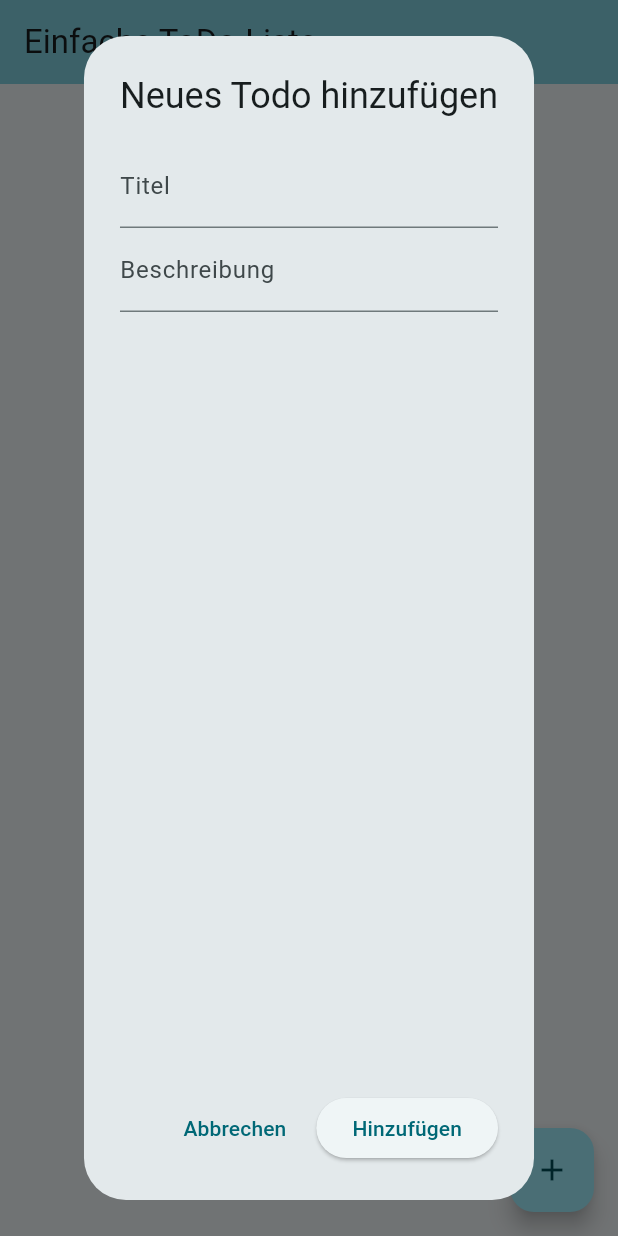
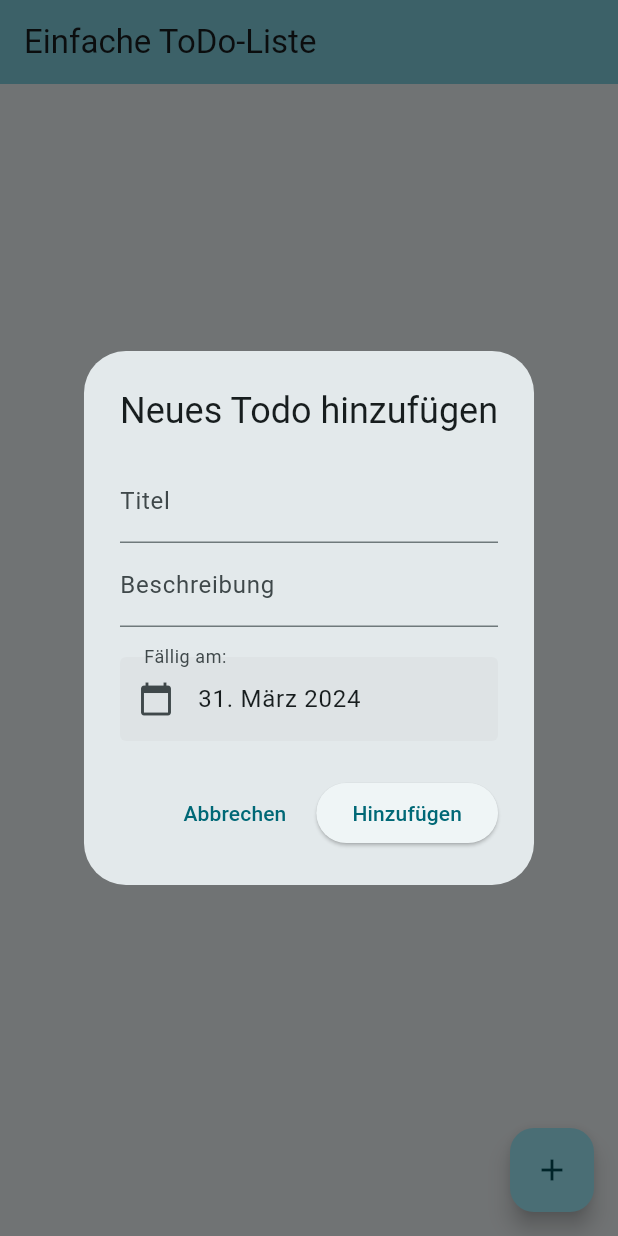
Before and after one commit to PanCave/DoMe, a Flutter app: the screen it shows after launch, after a tap on the "add" icon, on a phone screen of 412 x 824 dp. Run offline on Flutter 3.47's test engine with Material 3 defaults, Android fonts, the phone set to English and light mode, and no system bars; our stand-ins replace shared_preferences.

Commit message:
DOME-1 -  Added due dates

```diff
--- a/dome/lib/main.dart
+++ b/dome/lib/main.dart
@@ -1,5 +1,6 @@
 import 'package:flutter/material.dart';
 import 'package:dome/screens/home_screen.dart';
+import 'package:flutter_localizations/flutter_localizations.dart';
 
 void main() {
   runApp(const DoMeApp());
@@ -18,6 +19,15 @@ class DoMeApp extends StatelessWidget {
         useMaterial3: true,
       ),
       home: const HomeScreen(title: 'Einfache ToDo-Liste'),
+      localizationsDelegates: [
+        GlobalCupertinoLocalizations.delegate,
+        GlobalMaterialLocalizations.delegate,
+        GlobalWidgetsLocalizations.delegate
+      ],
+      supportedLocales: [
+        const Locale('de', '')
+      ],
+      locale: const Locale('de', '')
     );
   }
 }
--- a/dome/lib/models/todo.dart
+++ b/dome/lib/models/todo.dart
@@ -2,23 +2,27 @@ class Todo {
   String title;
   String description;
   bool isDone;
+  DateTime dueDate;
 
   Todo(
     {
       required this.title,
       required this.description,
+      required this.dueDate,
       this.isDone = false,
     }
   );
 
   Todo.fromJson(Map<String, dynamic> json)
-    : title = json['title'],
-    description = json['description'],
-    isDone = json['isDone'];
+    : title = json['title'] ?? 'Unbekannter Titel',
+    description = json['description'] ?? 'Unbekannte Beschreibung',
+    dueDate = DateTime.tryParse(json['dueDate'] ?? '') ?? DateTime.now().add(const Duration(days: 1)),
+    isDone = json['isDone'] ?? false;
 
   Map<String, dynamic> toJson() => {
     'title' : title,
     'description' : description,
+    'dueDate' : dueDate.toString(),
     'isDone' : isDone
   };
 }
--- a/dome/lib/screens/edit_todo_dialog.dart
+++ b/dome/lib/screens/edit_todo_dialog.dart
@@ -1,9 +1,12 @@
 import 'package:flutter/material.dart';
 
+import 'package:intl/intl.dart';
+
 class EditTodoDialog extends StatefulWidget {
-  final Function(String, String) onTodoEdited;
+  final Function(String, String, DateTime) onTodoEdited;
   final String editButtonText;
   String title, description;
+  DateTime dueDate;
 
   EditTodoDialog({
     Key? key,
@@ -11,13 +14,23 @@ class EditTodoDialog extends StatefulWidget {
     required this.editButtonText,
     this.title = '',
     this.description = '',
-  }) : super(key: key);
+    DateTime? dueDate,
+  }) :
+    dueDate = dueDate ?? DateTime.now().add(const Duration(days: 1)),
+    super(key: key);
 
   @override
   State<EditTodoDialog> createState() => _EditTodoDialogState();
 }
 
 class _EditTodoDialogState extends State<EditTodoDialog> {
+  TextEditingController dateController = TextEditingController();
+
+  @override
+  void initState() {
+    dateController.text = DateFormat('dd. MMMM yyyy', 'de_DE').format(widget.dueDate);;
+    super.initState();
+  }
 
   @override
   Widget build(BuildContext context)
@@ -25,6 +38,7 @@ class _EditTodoDialogState extends State<EditTodoDialog> {
     return AlertDialog(
       title: const Text('Neues Todo hinzufügen'),
       content: Column(
+        mainAxisSize: MainAxisSize.min,
         children: [
           TextField(
             decoration: const InputDecoration(labelText: 'Titel'),
@@ -42,6 +56,25 @@ class _EditTodoDialogState extends State<EditTodoDialog> {
             },
             controller: TextEditingController(text: widget.description),
           ),
+          const SizedBox(height: 20,),
+          TextField(
+            controller: dateController,
+            decoration: const InputDecoration(
+              labelText: 'Fällig am:',
+              filled: true,
+              prefixIcon: Icon(Icons.calendar_today),
+              enabledBorder: OutlineInputBorder(
+                borderSide: BorderSide.none,
+              ),
+              focusedBorder: OutlineInputBorder(
+                borderSide: BorderSide(color: Colors.blue)
+              )
+            ),
+            readOnly: true,
+            onTap: () {
+              _selectDueDate();
+            },
+          ),
         ],
       ),
       actions: [
@@ -53,7 +86,7 @@ class _EditTodoDialogState extends State<EditTodoDialog> {
         ),
         ElevatedButton(
           onPressed: () {
-            widget.onTodoEdited(widget.title, widget.description);
+            widget.onTodoEdited(widget.title, widget.description, widget.dueDate);
             Navigator.of(context).pop();
           },
           child: Text(widget.editButtonText),
@@ -61,4 +94,16 @@ class _EditTodoDialogState extends State<EditTodoDialog> {
       ],
     );
   }
+
+  Future<void> _selectDueDate() async {
+    widget.dueDate = await showDatePicker(
+      context: context,
+      initialDate: widget.dueDate,
+      firstDate: DateTime(2000, 1, 1),
+      lastDate: DateTime(2100, 31, 12)) ?? widget.dueDate;
+
+    setState(() {
+      dateController.text = DateFormat('dd. MMMM yyyy', 'de_DE').format(widget.dueDate);
+    });
+  }
 }
--- a/dome/pubspec.yaml
+++ b/dome/pubspec.yaml
@@ -30,13 +30,15 @@ environment:
 dependencies:
   flutter:
     sdk: flutter
-
+  flutter_localizations:
+    sdk: flutter
 
   # The following adds the Cupertino Icons font to your application.
   # Use with the CupertinoIcons class for iOS style icons.
   cupertino_icons: ^1.0.2
 
   shared_preferences: ^2.2.2
+  intl: ^0.18.1
 
 dev_dependencies:
   flutter_test:
```
Also changed, not shown: dome/lib/screens/agenda_screen.dart (+5 -3 lines), dome/lib/screens/home_screen.dart (+10 -4 lines).
